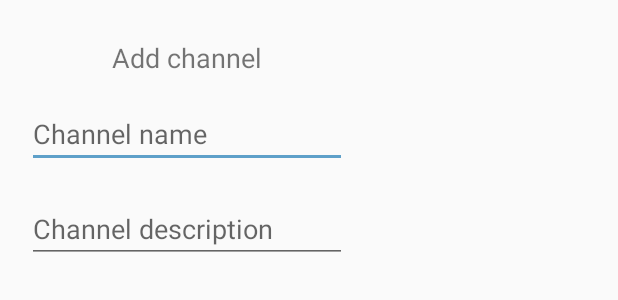
After one commit to nitishmaropost/Smack, an Android app: the layout add_channel_layout.xml on its own in the app's theme, with its tools: preview values and no code run, on a phone screen of 412 x 824 dp. The commit adds this screen. Shown: the top 300 px of the screen. Run offline under Robolectric (Android 15) with nearby library versions, the phone set to English and light mode, and no system bars.

Commit message:
Created add channel popup

```diff
--- /dev/null
+++ b/app/src/main/res/layout/add_channel_layout.xml
@@ -0,0 +1,38 @@
+<?xml version="1.0" encoding="utf-8"?>
+<LinearLayout xmlns:android="http://schemas.android.com/apk/res/android"
+    android:layout_width="wrap_content"
+    android:layout_height="wrap_content"
+    android:orientation="vertical">
+
+    <TextView
+        android:id="@+id/textView3"
+        android:layout_width="match_parent"
+        android:layout_height="wrap_content"
+        android:layout_marginBottom="16dp"
+        android:layout_marginTop="26dp"
+        android:text="Add channel"
+        android:textAlignment="center"
+        android:textSize="18sp" />
+
+    <EditText
+        android:id="@+id/addChannelNameTxt"
+        android:layout_width="match_parent"
+        android:layout_height="wrap_content"
+        android:layout_marginBottom="18dp"
+        android:layout_marginLeft="18dp"
+        android:layout_marginRight="18dp"
+        android:ems="10"
+        android:hint="Channel name"
+        android:inputType="textPersonName" />
+
+    <EditText
+        android:id="@+id/addChannelDescTxt"
+        android:layout_width="match_parent"
+        android:layout_height="wrap_content"
+        android:layout_marginBottom="18dp"
+        android:layout_marginLeft="18dp"
+        android:layout_marginRight="18dp"
+        android:ems="10"
+        android:hint="Channel description"
+        android:inputType="textPersonName" />
+</LinearLayout>
```
Also changed, not shown: app/src/main/java/com/coderswag/nitish/smack/smack/Controllers/MainActivity.kt (+30 -0 lines).
